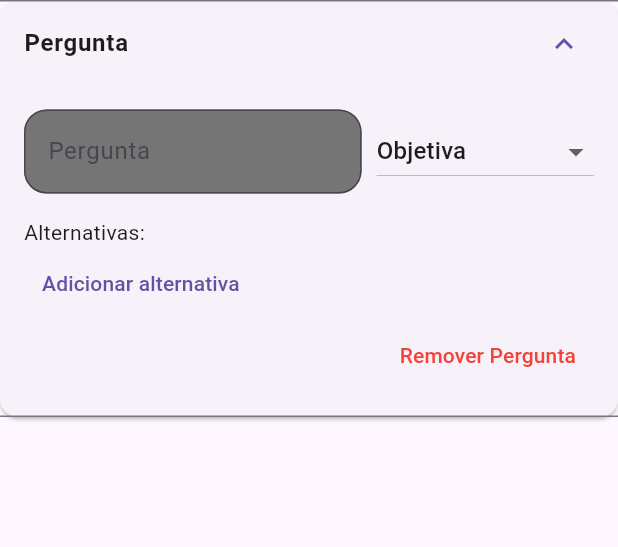
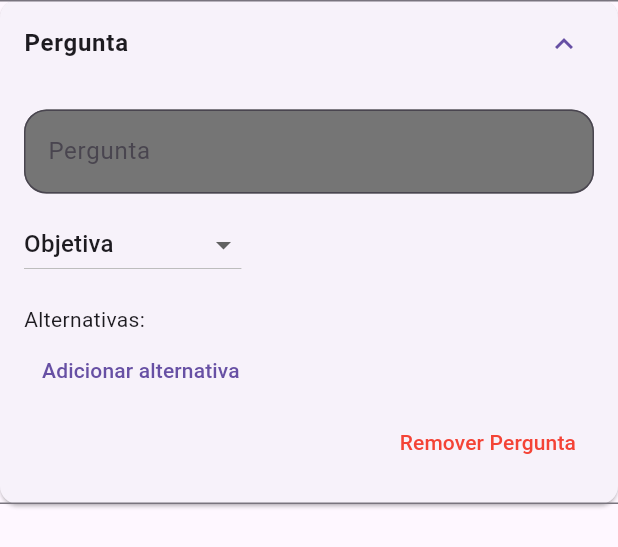
Before and after one commit to pereiraR3/Rota-Oeste-FrontEnd, a Flutter app: the QuestionCard widget shown alone on an empty page, opened directly with empty values, after a tap on "Pergunta", after a tap on the "delete" icon, on a phone screen of 412 x 824 dp. Shown: the top 547 px of the screen. Run offline on Flutter 3.47's test engine with Material 3 defaults, Android fonts, the light colour scheme and no system bars; our stand-ins replace shared_preferences; accounts and stored records are empty; network calls fail.

Commit message:
feat: ajuste na responsividade e similaridade com o figma em criacao de checklist

```diff
--- a/flutter_application_2/lib/telas/tela_criacao_checklist.dart
+++ b/flutter_application_2/lib/telas/tela_criacao_checklist.dart
@@ -227,13 +227,13 @@ class _TelaCriacaoChecklistState extends State<TelaCriacaoChecklist> {
               children: [
                 Text(
                   "Criação de checklists",
-                  style: TextStyle(fontSize: 40),
+                  style: TextStyle(fontSize: 24),
                 ),
                 SizedBox(height: 20),
                 Container(
                   padding: EdgeInsets.all(20),
                   width: screenSize.width * 0.6, // 60% da largura da tela
-                  height: screenSize.height * 0.8, // 80% da altura da tela
+                  height: screenSize.height * 0.75, // 80% da altura da tela
                   decoration: BoxDecoration(
                       borderRadius: BorderRadius.circular(15),
                       color: Color.fromRGBO(255, 255, 255, 1),
@@ -394,13 +394,14 @@ class _QuestionCardState extends State<QuestionCard> {
       children: [
         Padding(
           padding: const EdgeInsets.all(16.0),
+          child: SingleChildScrollView( // Adiciona rolagem para evitar overflow
             child: Column(
               crossAxisAlignment: CrossAxisAlignment.start,
               children: [
-                Row(
+                Column(
+                  crossAxisAlignment: CrossAxisAlignment.start,
                   children: [
-                    Expanded(
-                      child: TextField(
+                    TextField(
                       controller: widget.question.questionTextController,
                       decoration: InputDecoration(
                         hintText: 'Pergunta',
@@ -417,8 +418,7 @@ class _QuestionCardState extends State<QuestionCard> {
                         });
                       },
                     ),
-                    ),
-                    SizedBox(width: 10),
+                    SizedBox(height: 10),
                     DropdownButton<String>(
                       value: selectedType,
                       onChanged: (String? newValue) {
@@ -499,6 +499,7 @@ class _QuestionCardState extends State<QuestionCard> {
               ],
             ),
           ),
+        ),
       ],
     ),
   );
```
Lines whose indentation alone changed are shown as unchanged.
